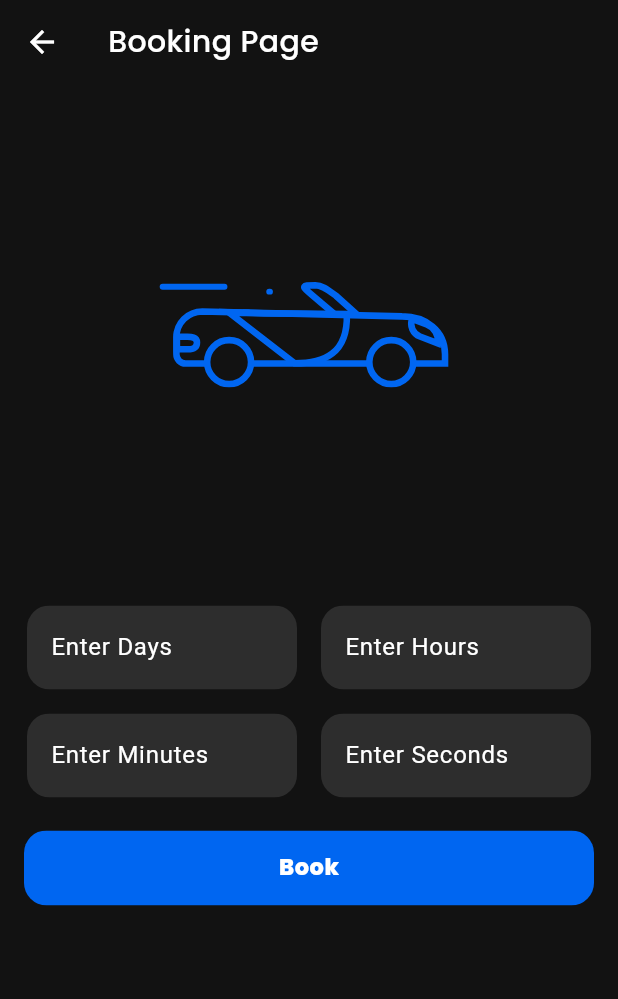
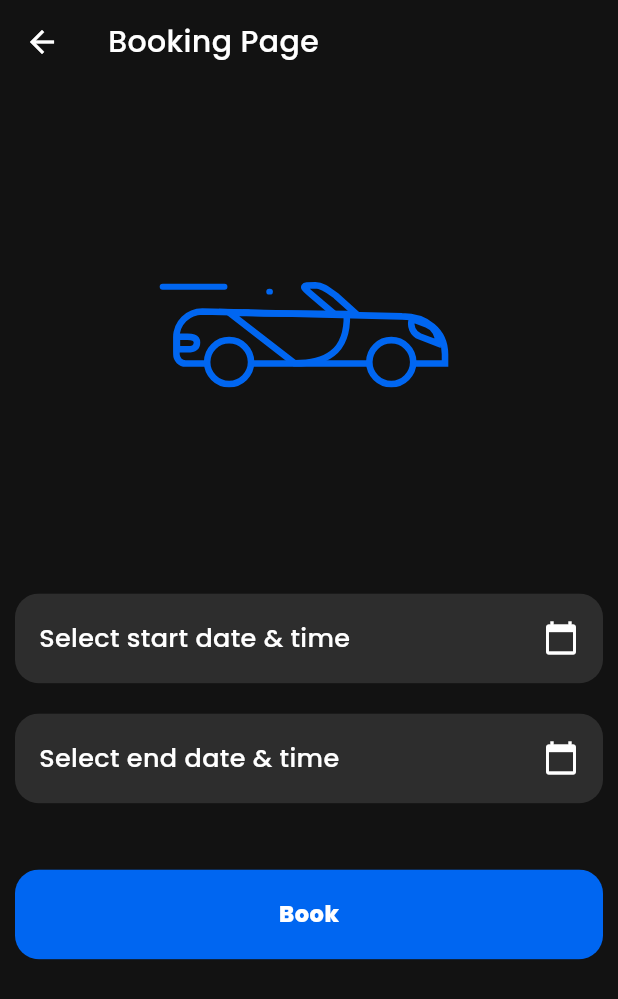
Before and after one commit to manoharacharyaa/intrencity, a Flutter app: the ParkingSlotPage screen opened directly, scrolled down 576 dp, after a tap on "Book", on a phone screen of 412 x 824 dp. Shown: the top 999 px of the screen. Run offline on Flutter 3.47's test engine with Material 3 defaults, Android fonts, the phone set to English and light mode, and no system bars; drawn by our look-alikes of figma_squircle; our stand-ins replace cloud_firestore, email_validator, firebase_auth, firebase_core, google_fonts, google_sign_in and 1 more; missing offline and left inert: another_dashed_container; accounts and stored records are empty.

Commit message:
2.booking with start & end time with AdminPannel

```diff
--- a/lib/pages/booking_page.dart
+++ b/lib/pages/booking_page.dart
@@ -2,7 +2,6 @@ import 'package:figma_squircle/figma_squircle.dart';
 import 'package:flutter/material.dart';
 import 'package:intrencity_provider/constants/colors.dart';
 import 'package:intrencity_provider/providers/booking_provider.dart';
-import 'package:intrencity_provider/widgets/booking_page_form_field.dart';
 import 'package:lottie/lottie.dart';
 import 'package:provider/provider.dart';
 
@@ -16,24 +15,47 @@ class BookingPage extends StatefulWidget {
 }
 
 class _BookingPageState extends State<BookingPage> {
-  final daysController = TextEditingController();
-  final hoursController = TextEditingController();
-  final minutesController = TextEditingController();
-  final secondsController = TextEditingController();
-  final formKey = GlobalKey<FormState>();
+  DateTime? startDateTime;
+  DateTime? endDateTime;
 
-  @override
-  void dispose() {
-    daysController.dispose();
-    hoursController.dispose();
-    minutesController.dispose();
-    secondsController.dispose();
-    super.dispose();
+  Future<void> _selectDateTime(BuildContext context, bool isStart) async {
+    final DateTime? pickedDate = await showDatePicker(
+      context: context,
+      initialDate: DateTime.now(),
+      firstDate: DateTime.now(),
+      lastDate: DateTime(2101),
+    );
+
+    if (pickedDate != null) {
+      final TimeOfDay? pickedTime = await showTimePicker(
+        context: context,
+        initialTime: TimeOfDay.now(),
+      );
+
+      if (pickedTime != null) {
+        setState(() {
+          final selectedDateTime = DateTime(
+            pickedDate.year,
+            pickedDate.month,
+            pickedDate.day,
+            pickedTime.hour,
+            pickedTime.minute,
+          );
+
+          if (isStart) {
+            startDateTime = selectedDateTime;
+          } else {
+            endDateTime = selectedDateTime;
+          }
+        });
+      }
+    }
   }
 
   @override
   Widget build(BuildContext context) {
     final height = MediaQuery.of(context).size.height;
+
     return Scaffold(
       appBar: AppBar(
         title: Text(
@@ -52,73 +74,121 @@ class _BookingPageState extends State<BookingPage> {
               ),
               Padding(
                 padding: const EdgeInsets.all(10),
-                child: Form(
-                  key: formKey,
                 child: Column(
                   children: [
-                      Row(
+                    GestureDetector(
+                      onTap: () => _selectDateTime(context, true),
+                      child: ClipSmoothRect(
+                        radius: SmoothBorderRadius(
+                          cornerRadius: 16,
+                          cornerSmoothing: 2,
+                        ),
+                        child: Container(
+                          height: 60,
+                          color: textFieldGrey,
+                          padding: const EdgeInsets.symmetric(
+                            vertical: 12,
+                            horizontal: 16,
+                          ),
+                          child: Row(
+                            mainAxisAlignment: MainAxisAlignment.spaceBetween,
                             children: [
-                          BookingPageFormField(
-                            controller: daysController,
-                            hintText: 'Enter Days',
+                              Text(
+                                startDateTime == null
+                                    ? 'Select start date & time'
+                                    : '${startDateTime!.toLocal()}'
+                                        .split('.')[0],
+                                style: const TextStyle(
+                                  fontSize: 17,
                                 ),
-                          BookingPageFormField(
-                            controller: hoursController,
-                            hintText: 'Enter Hours',
                               ),
+                              const Icon(Icons.calendar_today),
                             ],
                           ),
-                      Row(
+                        ),
+                      ),
+                    ),
+                    const SizedBox(height: 20),
+                    GestureDetector(
+                      onTap: () => _selectDateTime(context, false),
+                      child: ClipSmoothRect(
+                        radius: SmoothBorderRadius(
+                          cornerRadius: 16,
+                          cornerSmoothing: 2,
+                        ),
+                        child: Container(
+                          height: 60,
+                          color: textFieldGrey,
+                          padding: const EdgeInsets.symmetric(
+                            vertical: 12,
+                            horizontal: 16,
+                          ),
+                          child: Row(
+                            mainAxisAlignment: MainAxisAlignment.spaceBetween,
                             children: [
-                          BookingPageFormField(
-                            controller: minutesController,
-                            hintText: 'Enter Minutes',
+                              Text(
+                                endDateTime == null
+                                    ? 'Select end date & time'
+                                    : '${endDateTime!.toLocal()}'.split('.')[0],
+                                style: const TextStyle(
+                                  fontSize: 17,
                                 ),
-                          BookingPageFormField(
-                            controller: secondsController,
-                            hintText: 'Enter Seconds',
                               ),
+                              const Icon(Icons.calendar_today),
                             ],
+                          ),
+                        ),
+                      ),
                     ),
                   ],
                 ),
               ),
-              ),
+              const SizedBox(height: 30),
               Padding(
                 padding: const EdgeInsets.symmetric(
                   vertical: 4,
-                  horizontal: 16,
+                  horizontal: 10,
                 ),
                 child: ClipSmoothRect(
                   radius: SmoothBorderRadius(
-                    cornerRadius: 15,
-                    cornerSmoothing: 2,
+                    cornerRadius: 16,
+                    cornerSmoothing: 1,
                   ),
+                  child: Container(
+                    height: 60,
+                    color: primaryBlue,
                     child: MaterialButton(
-                    onPressed: () {
-                      final days = int.tryParse(daysController.text) ?? 0;
-                      final hours = int.tryParse(hoursController.text) ?? 0;
-                      final minutes = int.tryParse(minutesController.text) ?? 0;
-                      final seconds = int.tryParse(secondsController.text) ?? 0;
-                      final duration = Duration(
-                        days: days,
-                        hours: hours,
-                        minutes: minutes,
-                        seconds: seconds,
+                      onPressed: (startDateTime == null || endDateTime == null)
+                          ? null
+                          : () {
+                              if (endDateTime!.isBefore(startDateTime!)) {
+                                ScaffoldMessenger.of(context).showSnackBar(
+                                  const SnackBar(
+                                    content: Text(
+                                      'End time cannot be before start time.',
+                                    ),
+                                  ),
                                 );
+                                return;
+                              }
 
-                      context
-                          .read<BookingProvider>()
-                          .bookSlot(widget.slotNumber, duration);
+                              final duration =
+                                  endDateTime!.difference(startDateTime!);
+
+                              context.read<BookingProvider>().bookSlot(
+                                    widget.slotNumber,
+                                    duration,
+                                  );
                               Navigator.pop(context);
                             },
                       height: 50,
                       minWidth: double.infinity,
-                    color: primaryBlue,
                       child: Text(
                         'Book',
                         style: Theme.of(context).textTheme.bodySmall!.copyWith(
                               fontWeight: FontWeight.w800,
+                              color: Colors.white,
+                            ),
                       ),
                     ),
                   ),
```
Also changed, not shown: lib/home_page.dart (added, +47 -0 lines), lib/main.dart (+13 -12 lines), lib/pages/admin_pannel.dart (added, +62 -0 lines), lib/providers/admin_provider.dart (added, +11 -0 lines), lib/providers/booking_provider.dart (+19 -4 lines), lib/widgets/admin_slot_container.dart (added, +88 -0 lines). Lines whose indentation alone changed are shown as unchanged.
